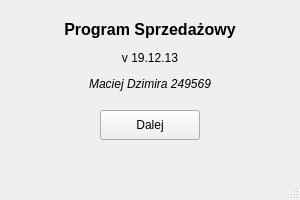
Qt form entrywindow.ui (DzimiX/ProgramSprzedazowy) before a commit.
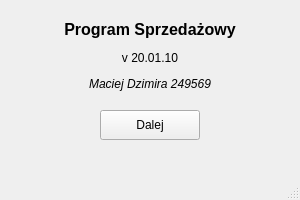
The same form after that commit.

Patch:
```diff
--- a/entrywindow.ui
+++ b/entrywindow.ui
@@ -37,7 +37,7 @@
      </rect>
     </property>
     <property name="text">
-     <string>&lt;html&gt;&lt;head/&gt;&lt;body&gt;&lt;p align=&quot;center&quot;&gt;&lt;span style=&quot; font-size:12pt; font-weight:600;&quot;&gt;Program Sprzedażowy&lt;/span&gt;&lt;/p&gt;&lt;p align=&quot;center&quot;&gt;v 19.12.13&lt;/p&gt;&lt;p align=&quot;center&quot;&gt;&lt;span style=&quot; font-style:italic;&quot;&gt;Maciej Dzimira 249569&lt;/span&gt;&lt;/p&gt;&lt;/body&gt;&lt;/html&gt;</string>
+     <string>&lt;html&gt;&lt;head/&gt;&lt;body&gt;&lt;p align=&quot;center&quot;&gt;&lt;span style=&quot; font-size:12pt; font-weight:600;&quot;&gt;Program Sprzedażowy&lt;/span&gt;&lt;/p&gt;&lt;p align=&quot;center&quot;&gt;v 20.01.10&lt;/p&gt;&lt;p align=&quot;center&quot;&gt;&lt;span style=&quot; font-style:italic;&quot;&gt;Maciej Dzimira 249569&lt;/span&gt;&lt;/p&gt;&lt;/body&gt;&lt;/html&gt;</string>
     </property>
    </widget>
   </widget>
```
Left out of the diff: 2 changed lines with no effect on the pictures.
